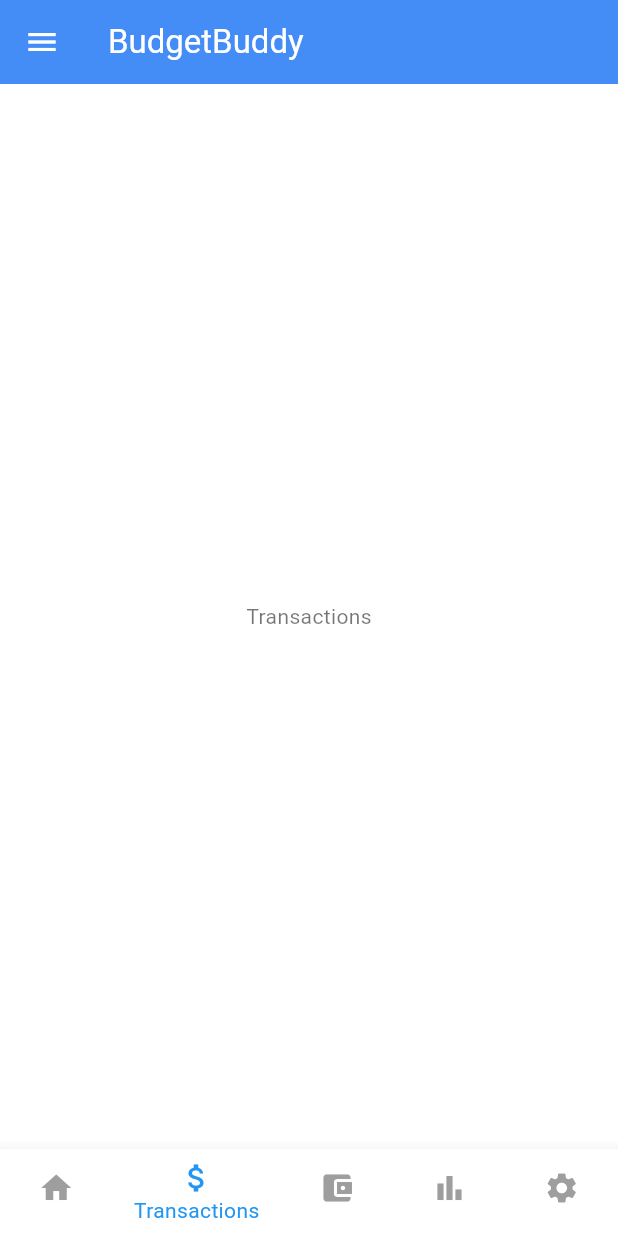
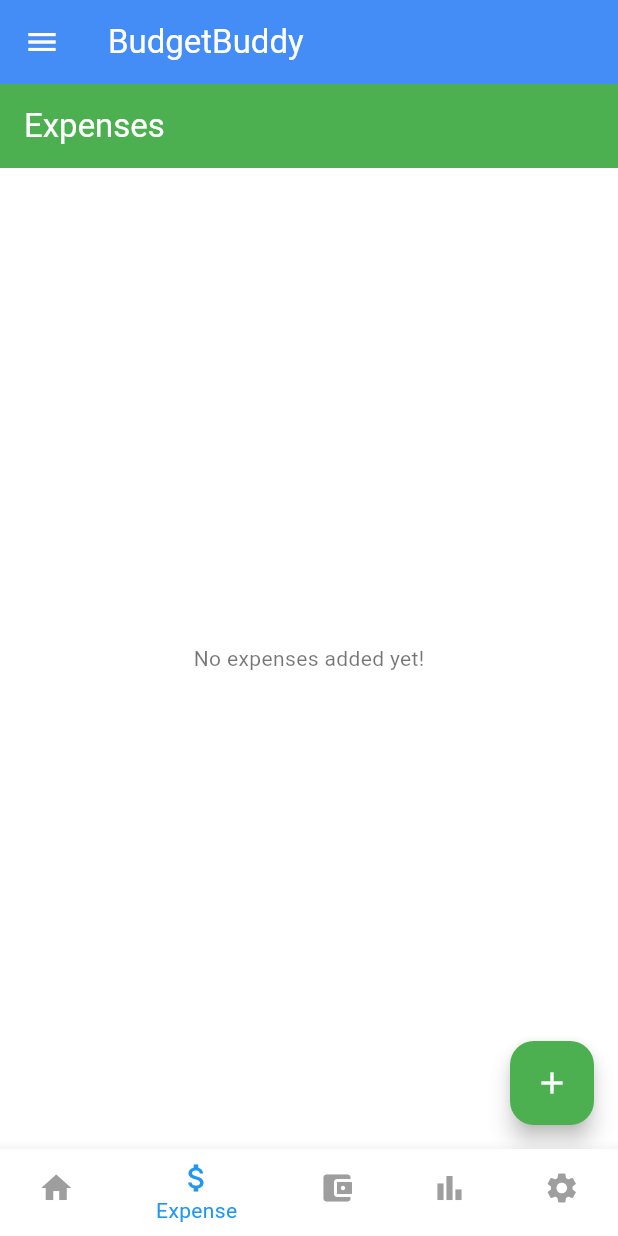
Before and after one commit to Soli1065/BudgetBuddy, a Flutter app: the screen it shows after launch, item 2 of the bottom bar chosen, on a phone screen of 412 x 824 dp. Run offline on Flutter 3.47's test engine with Material 3 defaults, Android fonts, the phone set to English and light mode, and no system bars; our stand-ins replace flutter_riverpod.

Commit message:
#expense init

```diff
--- a/lib/src/features/base/base.dart
+++ b/lib/src/features/base/base.dart
@@ -2,6 +2,8 @@ import 'package:budget_buddy/src/core/ui/drawer/drawer.dart';
 import 'package:budget_buddy/src/features/home/home.dart';
 import 'package:budget_buddy/src/features/settings/settings.dart';
 import 'package:flutter/material.dart';
+
+import '../expense/presentation/pages/expense_list_page.dart';
 
 class BasePage extends StatefulWidget {
   const BasePage({super.key});
@@ -13,9 +15,9 @@ class BasePage extends StatefulWidget {
 class _BasePageState extends State<BasePage> {
   int _selectedIndex = 0;
 
-  static const List<Widget> _widgetOptions = <Widget>[
+  static final List<Widget> _widgetOptions = <Widget>[
     HomePage(),
-    Text('Transactions'),
+    ExpenseListPage(),
     Text('Budget'),
     Text('Reports'),
     SettingsPage(),
@@ -45,7 +47,7 @@ class _BasePageState extends State<BasePage> {
           ),
           BottomNavigationBarItem(
             icon: Icon(Icons.attach_money),
-            label: 'Transactions',
+            label: 'Expense',
           ),
           BottomNavigationBarItem(
             icon: Icon(Icons.account_balance_wallet),
--- /dev/null
+++ b/lib/src/features/expense/data/models/expense.dart
@@ -0,0 +1,40 @@
+class Expense {
+  final String id; // Unique identifier for the expense
+  final double amount; // The total amount of the expense
+  final String category; // Category for the expense (e.g., "Food", "Transport")
+  final DateTime date; // Date the expense occurred
+  final String description; // Description or notes about the expense
+  final String paymentMethod; // Payment method (Cash, Credit Card, etc.)
+  final String currency; // Currency of the expense (e.g., USD, EUR)
+  final String? location; // Optional location where the expense was made (e.g., store name or city)
+  final bool isRecurring; // Whether the expense is recurring
+  final String? recurrenceFrequency; // Frequency of recurring expense (e.g., Monthly, Annually)
+  final List<String> tags; // Tags to categorize the expense (e.g., "Business", "Travel")
+  final String? source; // Source of the expense (e.g., "Bank Account", "Mobile Wallet", etc.)
+  final String? groupId; // Grouping related expenses together (e.g., Business Trip)
+  final String? receiptImagePath; // Path or URL for the receipt image (null if no receipt)
+
+  Expense({
+    required this.id,
+    required this.amount,
+    required this.category,
+    required this.date,
+    required this.description,
+    required this.paymentMethod,
+    required this.currency,
+    this.location,
+    this.isRecurring = false,
+    this.recurrenceFrequency,
+    this.tags = const [],
+    this.source,
+    this.groupId,
+    this.receiptImagePath, // Initialize the receipt image path
+  });
+
+  // You could add a method to handle formatting for the display of expenses (e.g., currency formatting)
+  String getFormattedAmount() {
+    return '$currency $amount';
+  }
+
+// You can add methods for recurring logic or other specific actions as needed
+}
--- /dev/null
+++ b/lib/src/features/expense/data/providers/expense_provider.dart
@@ -0,0 +1,28 @@
+import 'package:flutter_riverpod/flutter_riverpod.dart';
+import '../models/expense.dart';
+import '../repositories/expense_repository.dart';
+
+final expenseProvider = StateNotifierProvider<ExpenseNotifier, List<Expense>>((ref) {
+  return ExpenseNotifier(ref);
+});
+
+class ExpenseNotifier extends StateNotifier<List<Expense>> {
+  final Ref ref;
+
+  ExpenseNotifier(this.ref) : super([]);
+
+  Future<void> fetchExpenses() async {
+    final expenses = await ref.read(expenseRepositoryProvider).getAllExpenses();
+    state = expenses;
+  }
+
+  Future<void> addExpense(Expense expense) async {
+    await ref.read(expenseRepositoryProvider).addExpense(expense);
+    state = [...state, expense];
+  }
+
+  Future<void> removeExpense(String id) async {
+    await ref.read(expenseRepositoryProvider).removeExpense(id);
+    state = state.where((expense) => expense.id != id).toList();
+  }
+}
--- /dev/null
+++ b/lib/src/features/expense/data/repositories/expense_repository.dart
@@ -0,0 +1,29 @@
+import 'package:flutter_riverpod/flutter_riverpod.dart';
+import '../models/expense.dart';
+import '../services/expense_services.dart';
+
+// Provider for repository
+final expenseRepositoryProvider = Provider<ExpenseRepository>((ref) {
+  return ExpenseRepository(ref);
+});
+
+class ExpenseRepository {
+  final Ref ref;
+
+  ExpenseRepository(this.ref);
+
+  // Fetch all expenses
+  Future<List<Expense>> getAllExpenses() async {
+    return await ref.read(expenseServicesProvider).fetchExpenses();
+  }
+
+  // Add a new expense
+  Future<void> addExpense(Expense expense) async {
+    await ref.read(expenseServicesProvider).saveExpense(expense);
+  }
+
+  // Remove an expense
+  Future<void> removeExpense(String id) async {
+    await ref.read(expenseServicesProvider).deleteExpense(id);
+  }
+}
--- /dev/null
+++ b/lib/src/features/expense/data/services/expense_services.dart
@@ -0,0 +1,32 @@
+import 'dart:async';
+import 'package:flutter_riverpod/flutter_riverpod.dart';
+import '../models/expense.dart';
+
+// Provider for services
+final expenseServicesProvider = Provider<ExpenseServices>((ref) {
+  return ExpenseServices();
+});
+
+class ExpenseServices {
+  // Simulated database
+  final List<Expense> _expenseDatabase = [];
+
+  // Fetch expenses from simulated database
+  Future<List<Expense>> fetchExpenses() async {
+    // Simulate a delay for loading
+    await Future.delayed(Duration(milliseconds: 300));
+    return List.from(_expenseDatabase);
+  }
+
+  // Save an expense to simulated database
+  Future<void> saveExpense(Expense expense) async {
+    await Future.delayed(Duration(milliseconds: 200));
+    _expenseDatabase.add(expense);
+  }
+
+  // Delete an expense from simulated database
+  Future<void> deleteExpense(String id) async {
+    await Future.delayed(Duration(milliseconds: 200));
+    _expenseDatabase.removeWhere((expense) => expense.id == id);
+  }
+}
--- /dev/null
+++ b/lib/src/features/expense/presentation/pages/expense_detail_page.dart
@@ -0,0 +1,47 @@
+import 'package:flutter/material.dart';
+
+import '../../data/models/expense.dart';
+
+class ExpenseDetailPage extends StatelessWidget {
+  final Expense expense;
+
+  ExpenseDetailPage({required this.expense});
+
+  @override
+  Widget build(BuildContext context) {
+    return Scaffold(
+      appBar: AppBar(
+        title: Text('Expense Detail'),
+        backgroundColor: Theme.of(context).primaryColor,
+      ),
+      body: Padding(
+        padding: const EdgeInsets.all(16.0),
+        child: Column(
+          crossAxisAlignment: CrossAxisAlignment.start,
+          children: [
+            Text(
+              'Category: ${expense.category}',
+              style: Theme.of(context).textTheme.bodyMedium,
+            ),
+            SizedBox(height: 8),
+            Text('Amount: ${expense.currency} ${expense.amount}'),
+            SizedBox(height: 8),
+            Text('Date: ${expense.date.toLocal()}'),
+            SizedBox(height: 8),
+            Text('Description: ${expense.description}'),
+            SizedBox(height: 16),
+            if (expense.receiptImagePath != null)
+              Column(
+                crossAxisAlignment: CrossAxisAlignment.start,
+                children: [
+                  Text('Receipt:', style: Theme.of(context).textTheme.bodyMedium),
+                  SizedBox(height: 8),
+                  Image.network(expense.receiptImagePath!),
+                ],
+              ),
+          ],
+        ),
+      ),
+    );
+  }
+}
--- /dev/null
+++ b/lib/src/features/expense/presentation/pages/expense_list_page.dart
@@ -0,0 +1,53 @@
+import 'package:budget_buddy/src/features/expense/presentation/pages/add_expense_page.dart';
+import 'package:budget_buddy/src/features/expense/presentation/pages/expense_detail_page.dart';
+import 'package:flutter/material.dart';
+import 'package:flutter_riverpod/flutter_riverpod.dart';
+
+import '../../data/providers/expense_provider.dart';
+
+class ExpenseListPage extends ConsumerWidget {
+  @override
+  Widget build(BuildContext context, WidgetRef ref) {
+    final expenses = ref.watch(expenseProvider);
+
+    return Scaffold(
+      appBar: AppBar(
+        title: Text('Expenses'),
+        backgroundColor: Theme.of(context).primaryColor,
+      ),
+      body: expenses.isEmpty
+          ? Center(
+        child: Text(
+          'No expenses added yet!',
+          style: Theme.of(context).textTheme.bodyMedium,
+        ),
+      )
+          : ListView.builder(
+        itemCount: expenses.length,
+        itemBuilder: (context, index) {
+          final expense = expenses[index];
+          return ListTile(
+            title: Text(
+              expense.category,
+              style: TextStyle(color: Theme.of(context).primaryColorDark),
+            ),
+            subtitle: Text('${expense.currency} ${expense.amount}'),
+            trailing: Icon(Icons.arrow_forward, color: Theme.of(context).primaryColorLight),
+            onTap: () {
+              // Navigator.pushNamed(context, '/expense/detail', arguments: expense);
+
+              Navigator.push(context, MaterialPageRoute(builder: (context)=> ExpenseDetailPage(expense: expense)));
+
+            },
+          );
+        },
+      ),
+      floatingActionButton: FloatingActionButton(
+        // onPressed: () => Navigator.pushNamed(context, '/expense/add'),
+        onPressed: () => Navigator.push(context, MaterialPageRoute(builder: (context)=> AddExpensePage())),
+        backgroundColor: Theme.of(context).primaryColor,
+        child: const Icon(Icons.add),
+      ),
+    );
+  }
+}
--- a/lib/src/routes/route_handler.dart
+++ b/lib/src/routes/route_handler.dart
@@ -1,4 +1,8 @@
 import 'package:flutter/material.dart';
+import '../features/expense/data/models/expense.dart';
+import '../features/expense/presentation/pages/add_expense_page.dart';
+import '../features/expense/presentation/pages/expense_detail_page.dart';
+import '../features/expense/presentation/pages/expense_list_page.dart';
 import '../features/features.dart';
 import 'app_routes.dart';
 
@@ -23,3 +27,13 @@ RouteFactory generateRoutes() {
     }
   };
 }
+
+
+final Map<String, WidgetBuilder> expenseRoutes = {
+  '/expense/list': (context) => ExpenseListPage(),
+  '/expense/add': (context) => AddExpensePage(),
+  '/expense/detail': (context) {
+    final expense = ModalRoute.of(context)!.settings.arguments as Expense;
+    return ExpenseDetailPage(expense: expense);
+  },
+};
```
Also changed, not shown: lib/src/features/expense/data/services/storage_service.dart (added, +8 -0 lines), lib/src/features/expense/presentation/pages/add_expense_page.dart (added, +73 -0 lines).
